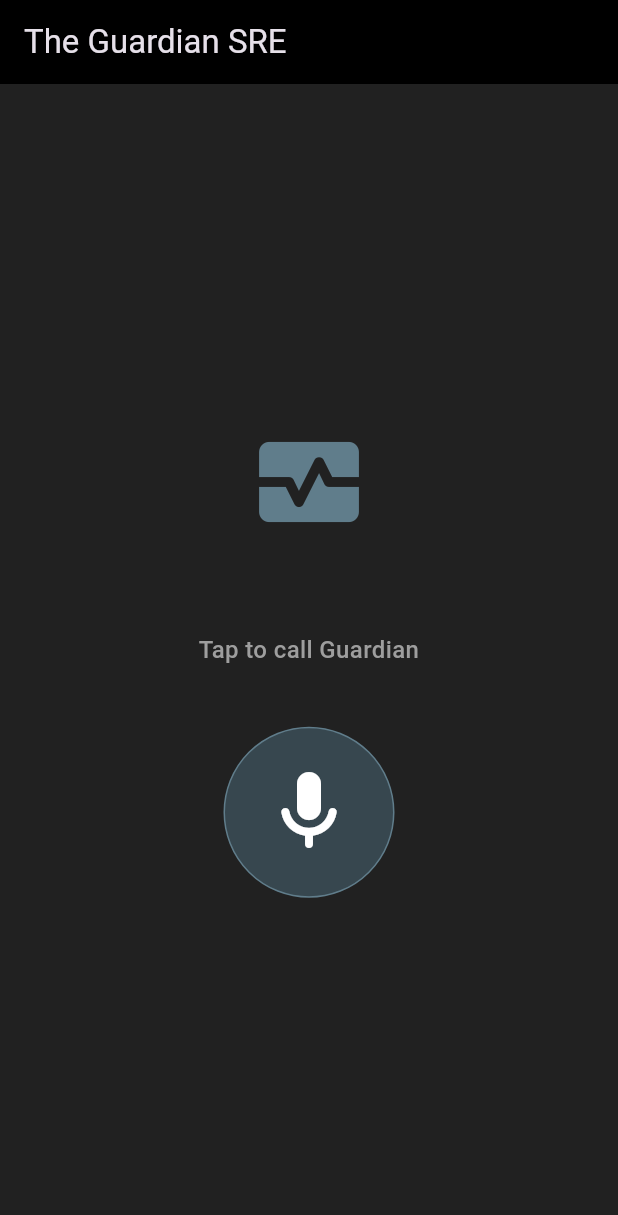
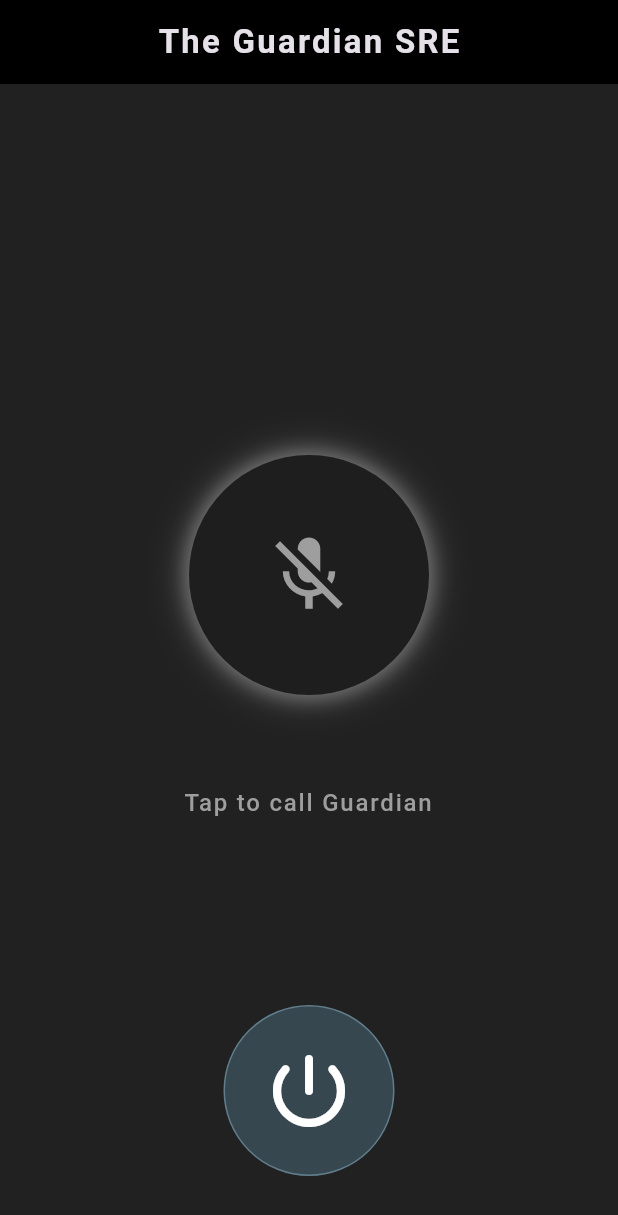
Before and after one commit to tegezc/guardian-sre-app, a Flutter app: the screen it shows after launch, on a phone screen of 412 x 824 dp. Shown: the top 1215 px of the screen. Run offline on Flutter 3.47's test engine with Material 3 defaults, Android fonts, the phone set to English and light mode, and no system bars; our stand-ins replace audioplayers, equatable, flutter_bloc, get_it, injectable, permission_handler and 1 more; missing offline and left inert: record.

Commit message:
feat(mobile): improve UI - audio pulse

```diff
--- a/mobile/lib/presentation/pages/voice_dashboard_page.dart
+++ b/mobile/lib/presentation/pages/voice_dashboard_page.dart
@@ -3,6 +3,7 @@ import 'package:flutter_bloc/flutter_bloc.dart';
 import 'package:get_it/get_it.dart';
 
 import '../bloc/voice_bloc.dart';
+import '../widgets/guardian_orb.dart';
 
 /// The main entry point for the SRE Voice Assistant dashboard.
 /// It wraps the view with the required BLoC provider injected via GetIt.
@@ -26,11 +27,12 @@ class VoiceDashboardView extends StatelessWidget {
   @override
   Widget build(BuildContext context) {
     return Scaffold(
-      backgroundColor: Colors.grey[900], // Dark theme representing an SRE dashboard
+      backgroundColor: Colors.grey[900],
       appBar: AppBar(
-        title: const Text('The Guardian SRE'),
+        title: const Text('The Guardian SRE', style: TextStyle(fontWeight: FontWeight.bold, letterSpacing: 1.5)),
         backgroundColor: Colors.black,
         elevation: 0,
+        centerTitle: true,
       ),
       body: Center(
         child: BlocConsumer<VoiceBloc, VoiceState>(
@@ -50,11 +52,23 @@ class VoiceDashboardView extends StatelessWidget {
             return Column(
               mainAxisAlignment: MainAxisAlignment.center,
               children: [
+                // Ruang kosong di atas agar seimbang
+                const Spacer(flex: 2),
+
+                // --- VISUALISASI AI (THE ORB) ---
                 _buildVisualizer(state),
+
                 const SizedBox(height: 60),
+
+                // --- TEKS STATUS ---
                 _buildStatusText(state),
+
+                const Spacer(flex: 1),
+
+                // --- TOMBOL MICROPHONE ---
+                _buildMicButton(context, state),
+
                 const SizedBox(height: 40),
-                _buildMicButton(context, state),
               ],
             );
           },
@@ -70,11 +84,11 @@ class VoiceDashboardView extends StatelessWidget {
 
     if (state is VoiceRecording) {
       text = "Listening to SRE commands...";
-      color = Colors.greenAccent;
+      color = Colors.cyanAccent;
     } else if (state is VoiceProcessing) {
-      // Safely access the statusMessage from the VoiceProcessing state
+      // Safely access the message from the VoiceProcessing state
       text = state.statusMessage;
-      color = Colors.greenAccent;
+      color = Colors.purpleAccent;
     } else if (state is VoiceError) {
       text = "Connection lost or error occurred.";
       color = Colors.redAccent;
@@ -82,17 +96,21 @@ class VoiceDashboardView extends StatelessWidget {
 
     return Padding(
       padding: const EdgeInsets.symmetric(horizontal: 24.0),
-      child: Text(
-        text,
-        style: TextStyle(color: color, fontSize: 16, fontWeight: FontWeight.w500),
-        textAlign: TextAlign.center,
+      child: AnimatedSwitcher(
+        duration: const Duration(milliseconds: 300),
+        child: Text(
+          text,
+          key: ValueKey<String>(text),
+          style: TextStyle(color: color, fontSize: 16, fontWeight: FontWeight.w500, letterSpacing: 1.2),
+          textAlign: TextAlign.center,
+        ),
       ),
     );
   }
 
   /// Builds the interactive microphone button that dispatches toggle events.
   Widget _buildMicButton(BuildContext context, VoiceState state) {
-    // FIX: Consider the session active during BOTH recording and processing
+    // Consider the session active during BOTH recording and processing
     final isActive = state is VoiceRecording || state is VoiceProcessing;
 
     return GestureDetector(
@@ -104,16 +122,16 @@ class VoiceDashboardView extends StatelessWidget {
         padding: const EdgeInsets.all(24),
         decoration: BoxDecoration(
           shape: BoxShape.circle,
-          // Stay green as long as the session is active
-          color: isActive ? Colors.green.withOpacity(0.2) : Colors.blueGrey[800],
+          // Stay cyan/purple as long as the session is active
+          color: isActive ? Colors.cyan.withOpacity(0.2) : Colors.blueGrey[800],
           border: Border.all(
-            color: isActive ? Colors.greenAccent : Colors.blueGrey,
+            color: isActive ? Colors.cyanAccent : Colors.blueGrey,
             width: isActive ? 3 : 1,
           ),
           boxShadow: isActive
               ? [
             BoxShadow(
-              color: Colors.greenAccent.withOpacity(0.5),
+              color: Colors.cyanAccent.withOpacity(0.3),
               blurRadius: 20,
               spreadRadius: 5,
             )
@@ -121,19 +139,26 @@ class VoiceDashboardView extends StatelessWidget {
               : [],
         ),
         child: Icon(
-          isActive ? Icons.stop_rounded : Icons.mic_rounded,
+          isActive ? Icons.stop_rounded : Icons.power_settings_new_rounded,
           size: 64,
-          color: isActive ? Colors.greenAccent : Colors.white,
+          color: isActive ? Colors.cyanAccent : Colors.white,
         ),
       ),
     );
   }
 
-  /// Placeholder widget for the sound wave pulse visualizer.
+  /// The magical sound wave pulse visualizer.
   Widget _buildVisualizer(VoiceState state) {
+    String orbState = 'idle';
+
     if (state is VoiceRecording) {
-      return const Icon(Icons.graphic_eq, size: 80, color: Colors.greenAccent);
+      orbState = 'listening';
+    } else if (state is VoiceProcessing) {
+      orbState = 'speaking';
+    } else if (state is VoiceError) {
+      orbState = 'idle';
     }
-    return const Icon(Icons.monitor_heart, size: 80, color: Colors.blueGrey);
+
+    return GuardianOrb(state: orbState);
   }
 }
--- /dev/null
+++ b/mobile/lib/presentation/widgets/guardian_orb.dart
@@ -0,0 +1,101 @@
+import 'package:flutter/material.dart';
+
+class GuardianOrb extends StatefulWidget {
+  final String state; // Nilai yang diizinkan: 'idle', 'listening', 'speaking'
+
+  const GuardianOrb({Key? key, required this.state}) : super(key: key);
+
+  @override
+  State<GuardianOrb> createState() => _GuardianOrbState();
+}
+
+class _GuardianOrbState extends State<GuardianOrb> with SingleTickerProviderStateMixin {
+  late AnimationController _controller;
+  late Animation<double> _pulseAnimation;
+
+  @override
+  void initState() {
+    super.initState();
+    // Setup penggerak animasi
+    _controller = AnimationController(
+      vsync: this,
+      duration: const Duration(seconds: 1),
+    )..repeat(reverse: true);
+
+    // Setup efek membesar-mengecil (skala 1.0 ke 1.3)
+    _pulseAnimation = Tween<double>(begin: 1.0, end: 1.3).animate(
+      CurvedAnimation(parent: _controller, curve: Curves.easeInOut),
+    );
+  }
+
+  @override
+  void didUpdateWidget(GuardianOrb oldWidget) {
+    super.didUpdateWidget(oldWidget);
+    // Mengubah kecepatan detak jantung berdasarkan status AI
+    if (widget.state == 'idle') {
+      _controller.stop();
+      _controller.value = 0.0; // Reset ke ukuran normal
+    } else if (widget.state == 'speaking') {
+      _controller.duration = const Duration(milliseconds: 400); // Detak cepat saat bicara
+      _controller.repeat(reverse: true);
+    } else {
+      _controller.duration = const Duration(seconds: 1); // Detak santai saat mendengarkan
+      _controller.repeat(reverse: true);
+    }
+  }
+
+  @override
+  void dispose() {
+    _controller.dispose();
+    super.dispose();
+  }
+
+  @override
+  Widget build(BuildContext context) {
+    // Menentukan warna aura (Glow) berdasarkan status
+    Color glowColor;
+    if (widget.state == 'listening') {
+      glowColor = Colors.cyanAccent;
+    } else if (widget.state == 'speaking') {
+      glowColor = Colors.purpleAccent;
+    } else {
+      glowColor = Colors.grey.withOpacity(0.3);
+    }
+
+    return AnimatedBuilder(
+      animation: _pulseAnimation,
+      builder: (context, child) {
+        return Transform.scale(
+          scale: widget.state == 'idle' ? 1.0 : _pulseAnimation.value,
+          child: Container(
+            width: 160,
+            height: 160,
+            decoration: BoxDecoration(
+              shape: BoxShape.circle,
+              color: const Color(0xFF1E1E1E),
+              boxShadow: [
+                BoxShadow(
+                  color: glowColor.withOpacity(0.6),
+                  blurRadius: widget.state == 'idle' ? 10 : 40 * _pulseAnimation.value,
+                  spreadRadius: widget.state == 'idle' ? 2 : 15 * _pulseAnimation.value,
+                ),
+                BoxShadow(
+                  color: glowColor.withOpacity(0.3),
+                  blurRadius: widget.state == 'idle' ? 20 : 80 * _pulseAnimation.value,
+                  spreadRadius: widget.state == 'idle' ? 5 : 30 * _pulseAnimation.value,
+                ),
+              ],
+            ),
+            child: Center(
+              child: Icon(
+                widget.state == 'idle' ? Icons.mic_off : Icons.graphic_eq,
+                color: widget.state == 'idle' ? Colors.grey : glowColor,
+                size: 60,
+              ),
+            ),
+          ),
+        );
+      },
+    );
+  }
+}
```
